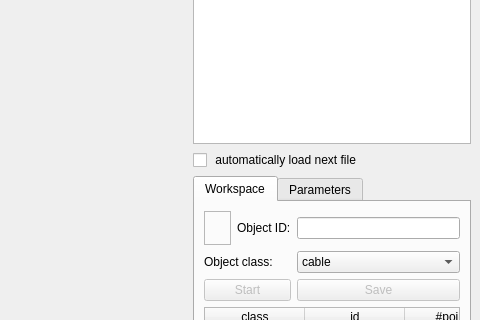
This is viewer.ui in Kapernikov/cloud_annotation_tool as Qt 5 draws it before an edit; both pictures show x 509 to 989 and y 141 to 461 of the 989 by 662 pixel window. The edited form follows.
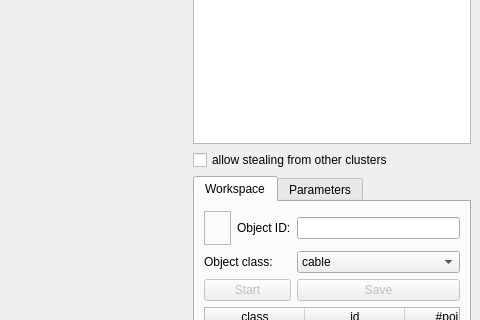
This is the edited form. Custom widgets are drawn as their Qt base class.

```diff
--- a/viewer.ui
+++ b/viewer.ui
@@ -72,7 +72,7 @@
       <item>
        <widget class="QCheckBox" name="checkBox_next">
         <property name="text">
-         <string> automatically load next file</string>
+         <string>allow stealing from other clusters</string>
         </property>
        </widget>
       </item>
```
Left out of the diff: 2 changed lines with no effect on the pictures.
